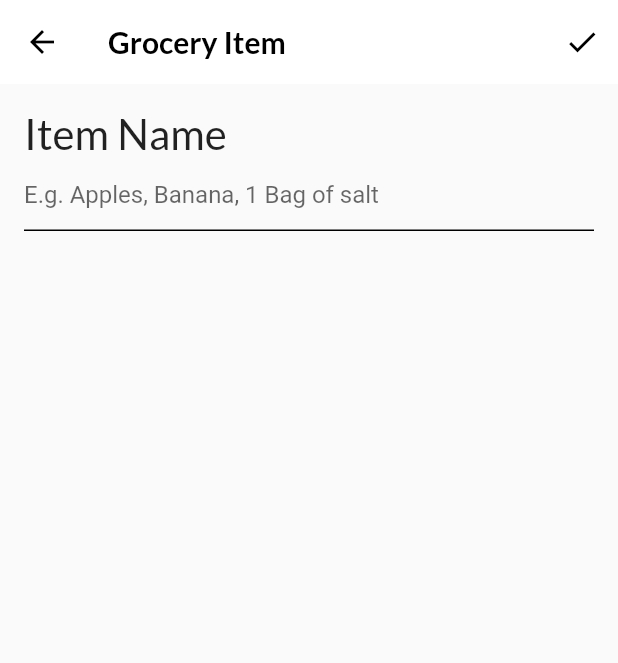
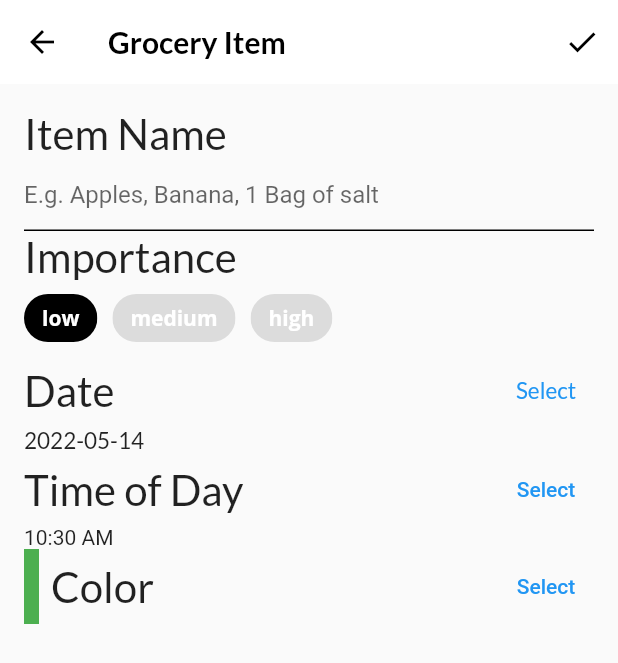
Before and after one commit to aymanobeid0/flutter_apprentice, a Flutter app: the screen it shows after launch, item 3 of the bottom bar chosen, after a tap on the "add" icon, on a phone screen of 412 x 824 dp. Shown: the top 663 px of the screen. Run offline on Flutter 3.47's test engine with Material 2 defaults, Android fonts, the phone set to English and light mode, and no system bars; our stand-ins replace flutter_colorpicker, google_fonts.

Commit message:
color picker

```diff
--- a/interactive/lib/screens/grocery_item_screen.dart
+++ b/interactive/lib/screens/grocery_item_screen.dart
@@ -86,9 +86,13 @@ class _GroceryItemScreenState extends State<GroceryItemScreen> {
             // TODO 13: Add name TextField
             buildNameField(),
             // TODO 14: Add Importance selection
+            buildImportanceField(),
             // TODO 15: Add date picker
+            buildDateField(context),
             //TODO 16: Add time picker
+            buildTimeField(context),
             //TODO 17: Add color picker
+            buildColorPicker()
             //TODO 18: Add slider //
             // TODO: 19: Add Grocery Tile
           ],
@@ -125,9 +129,176 @@ class _GroceryItemScreenState extends State<GroceryItemScreen> {
       ],
     );
   }
+
   // TODO: Add buildImportanceField()
+  Widget buildImportanceField() {
+    return Column(
+      crossAxisAlignment: CrossAxisAlignment.start,
+      children: [
+        Text(
+          'Importance',
+          style: GoogleFonts.lato(fontSize: 28.0),
+        ),
+        Wrap(
+          spacing: 10,
+          children: [
+            ChoiceChip(
+              selectedColor: Colors.black,
+              label: const Text(
+                'low',
+                style: TextStyle(color: Colors.white),
+              ),
+              // returns boolean true or false
+              selected: _importance == Importance.low,
+
+              onSelected: (selected) {
+                setState(() => _importance = Importance.low);
+              },
+            ),
+            ChoiceChip(
+              selectedColor: Colors.black,
+              selected: _importance == Importance.medium,
+              label: const Text(
+                'medium',
+                style: TextStyle(color: Colors.white),
+              ),
+              onSelected: (selected) {
+                setState(() => _importance = Importance.medium);
+              },
+            ),
+            ChoiceChip(
+              selectedColor: Colors.black,
+              selected: _importance == Importance.high,
+              label: const Text(
+                'high',
+                style: TextStyle(color: Colors.white),
+              ),
+              onSelected: (selected) {
+                setState(() => _importance = Importance.high);
+              },
+            ),
+          ],
+        )
+      ],
+    );
+  }
+
   // // TODO: ADD buildDateField()
+  Widget buildDateField(BuildContext context) {
+    return Column(
+      crossAxisAlignment: CrossAxisAlignment.start,
+      children: [
+        Row(
+          mainAxisAlignment: MainAxisAlignment.spaceBetween,
+          children: [
+            Text(
+              'Date',
+              style: GoogleFonts.lato(fontSize: 28.0),
+            ),
+            TextButton(
+                onPressed: () async {
+                  final currentDate = DateTime.now();
+                  final selectedDate = await showDatePicker(
+                      context: context,
+                      initialDate: currentDate,
+                      firstDate: currentDate,
+                      lastDate: DateTime(currentDate.year + 5));
+                  setState(() {
+                    if (selectedDate != null) {
+                      _dueDate = selectedDate;
+                    }
+                  });
+                },
+                child: Text(
+                  'Select',
+                  style: GoogleFonts.lato(fontSize: 15.0),
+                )),
+          ],
+        ),
+        Text(
+          DateFormat('yyyy-MM-dd').format(_dueDate),
+          style: GoogleFonts.lato(fontSize: 15.0),
+        ),
+      ],
+    );
+  }
+
   // // TODO: Add buildTimeField()
+  Widget buildTimeField(BuildContext context) {
+    return Column(
+      crossAxisAlignment: CrossAxisAlignment.start,
+      children: [
+        Row(
+          mainAxisAlignment: MainAxisAlignment.spaceBetween,
+          children: [
+            Text(
+              'Time of Day',
+              style: GoogleFonts.lato(fontSize: 28.0),
+            ),
+            TextButton(
+              onPressed: () async {
+                final timeOfDay = await showTimePicker(
+                    context: context, initialTime: TimeOfDay.now());
+                setState(() {
+                  if (timeOfDay != null) {
+                    _timeOfDay = timeOfDay;
+                  }
+                });
+              },
+              child: const Text('Select'),
+            ),
+          ],
+        ),
+        Text(_timeOfDay.format(context)),
+      ],
+    );
+  }
+
   // // TODO: Add buildColorPicker()
+  Widget buildColorPicker() {
+    return Row(
+      mainAxisAlignment: MainAxisAlignment.spaceBetween,
+      children: [
+        Row(
+          children: [
+            Container(
+              height: 50.0,
+              width: 10.0,
+              color: _currentColor,
+            ),
+            const SizedBox(width: 8.0),
+            Text(
+              'Color',
+              style: GoogleFonts.lato(fontSize: 28.0),
+            ),
+          ],
+        ),
+        TextButton(
+          onPressed: () {
+            showDialog(
+                context: context,
+                builder: (context) {
+                  return AlertDialog(
+                    content: BlockPicker(
+                        pickerColor: Colors.white,
+                        onColorChanged: (color) {
+                          setState(() => _currentColor = color);
+                        }),
+                    actions: [
+                      TextButton(
+                        child: const Text('Save'),
+                        onPressed: () {
+                          Navigator.of(context).pop();
+                        },
+                      ),
+                    ],
+                  );
+                });
+          },
+          child: const Text('Select'),
+        )
+      ],
+    );
+  }
   // // TODO: Add buildQuantityField()
 }
```
